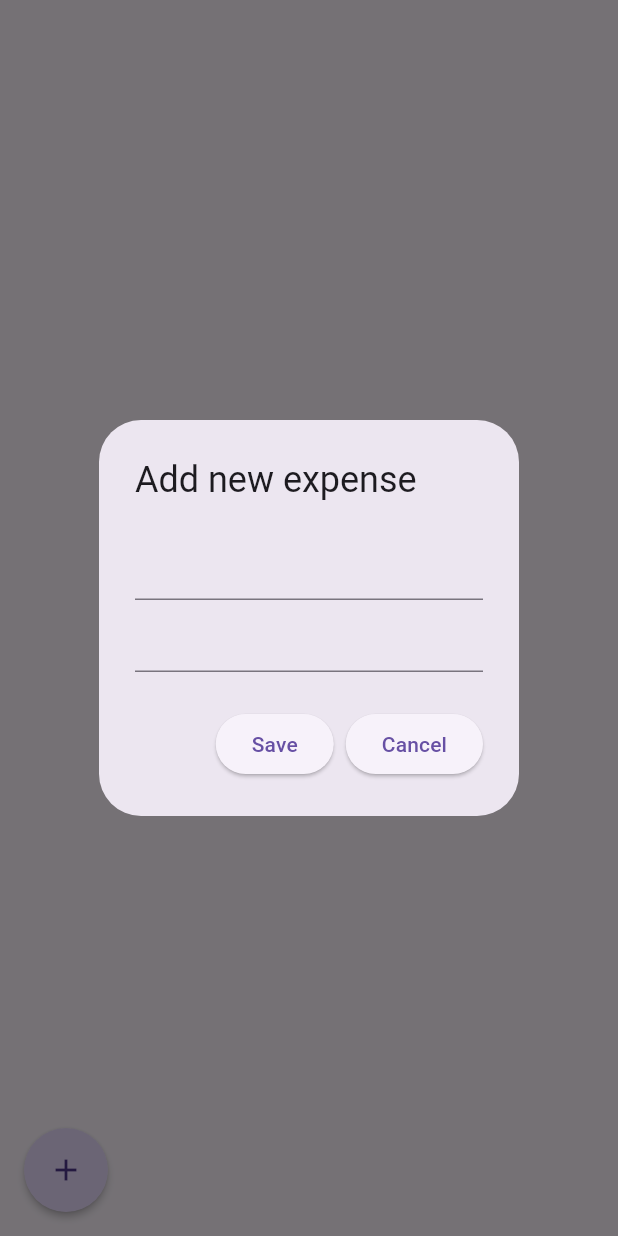
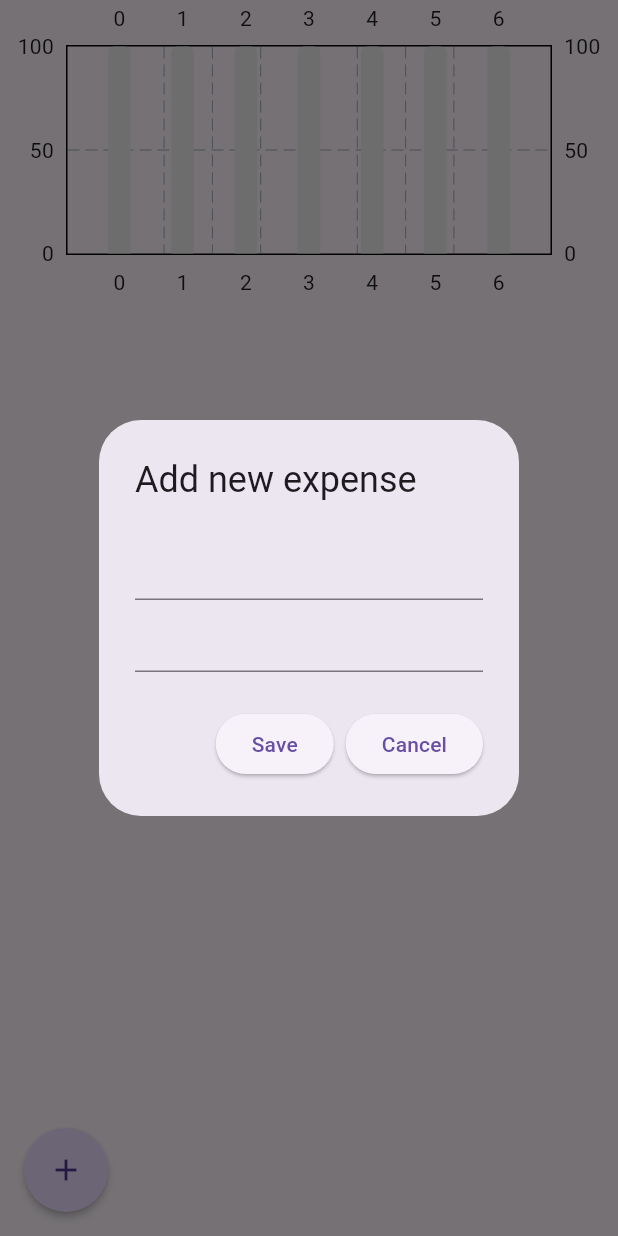
Before and after one commit to Boahen123/expense_tracker, a Flutter app: the AddExpenseScreen screen opened directly, after a tap on the "add" icon, on a phone screen of 412 x 824 dp. Run offline on Flutter 3.47's test engine with Material 3 defaults, Android fonts, the phone set to English and light mode, and no system bars; drawn by our look-alikes of fl_chart; our stand-ins replace flutter_riverpod, flutter_svg; missing offline and left inert: currency_picker.

Commit message:
added the bar graph

```diff
--- a/expense_tracker/lib/data/bar_graph/bar_data.dart
+++ b/expense_tracker/lib/data/bar_graph/bar_data.dart
@@ -1,38 +1,43 @@
 import 'package:expense_tracker/data/bar_graph/single_bar.dart';
 
+/// Bar data for the bar graph
 class BarData {
   /// amounts for each day
-  final double sun;
-  final double mon;
-  final double tue;
-  final double wed;
-  final double thurs;
-  final double fri;
-  final double sat;
+  final double sunAmount;
+  final double monAmount;
+  final double tueAmount;
+  final double wedAmount;
+  final double thursAmount;
+  final double friAmount;
+  final double satAmount;
 
 
   BarData({
-    required this.sun,
-    required this.mon,
-    required this.tue,
-    required this.wed,
-    required this.thurs,
-    required this.fri,
-    required this.sat,
+    required this.sunAmount,
+    required this.monAmount,
+    required this.tueAmount,
+    required this.wedAmount,
+    required this.thursAmount,
+    required this.friAmount,
+    required this.satAmount,
   });
 
+  /// List to store the bar info - i.e. the amount spent on each day
   List<SingleBar> barInfo = [];
 
-  /// initialize the bar info
+  /// Getter to get bar info
+  List<SingleBar> get getBarInfo => barInfo;
+
+  /// initialize the bar info for each day of the week
   void initializeBarInfo() {
-    barInfo = [
-      SingleBar(x: 0, amount: sun),
-      SingleBar(x: 1, amount: mon),
-      SingleBar(x: 2, amount: tue),
-      SingleBar(x: 3, amount: wed),
-      SingleBar(x: 4, amount: thurs),
-      SingleBar(x: 5, amount: fri),
-      SingleBar(x: 6, amount: sat),
+     barInfo = [
+      SingleBar(day: 0, amount: sunAmount),
+      SingleBar(day: 1, amount: monAmount),
+      SingleBar(day: 2, amount: tueAmount),
+      SingleBar(day: 3, amount: wedAmount),
+      SingleBar(day: 4, amount: thursAmount),
+      SingleBar(day: 5, amount: friAmount),
+      SingleBar(day: 6, amount: satAmount),
     ];
   }
 }
--- a/expense_tracker/lib/data/bar_graph/bar_graph.dart
+++ b/expense_tracker/lib/data/bar_graph/bar_graph.dart
@@ -0,0 +1,63 @@
+import 'package:expense_tracker/data/bar_graph/bar_data.dart';
+import 'package:fl_chart/fl_chart.dart';
+import 'package:flutter/material.dart';
+
+/// Class for the Bar Graph
+class BarGraph extends StatelessWidget {
+  final double? maxY;
+  final double sun;
+  final double mon;
+  final double tue;
+  final double wed;
+  final double thurs;
+  final double fri;
+  final double sat;
+
+  const BarGraph(
+      {super.key,
+      this.maxY,
+      required this.sun,
+      required this.mon,
+      required this.tue,
+      required this.wed,
+      required this.thurs,
+      required this.fri,
+      required this.sat});
+
+  @override
+  Widget build(BuildContext context) {
+    // initialize the bar info
+    BarData mybarInfo = BarData(
+      sunAmount: sun,
+      monAmount: mon,
+      tueAmount: tue,
+      wedAmount: wed,
+      thursAmount: thurs,
+      friAmount: fri,
+      satAmount: sat,
+    );
+    mybarInfo.initializeBarInfo();
+    return BarChart(BarChartData(
+      maxY: maxY,
+      minY: 0,
+      barGroups: mybarInfo.getBarInfo
+          .map((bar) => BarChartGroupData(x: bar.day, barRods: [
+                BarChartRodData(
+                  toY: bar.amount,
+                  color: Colors.grey[800],
+                  width: 15,
+                  borderRadius: const BorderRadius.only(
+                    topLeft: Radius.circular(4),
+                    topRight: Radius.circular(4),
+                  ),
+                  backDrawRodData: BackgroundBarChartRodData(
+                    show: true,
+                    toY: maxY,
+                    color: Colors.grey[200],
+                  ),
+                )
+              ]))
+          .toList(),
+    ));
+  }
+}
--- a/expense_tracker/lib/data/bar_graph/single_bar.dart
+++ b/expense_tracker/lib/data/bar_graph/single_bar.dart
@@ -1,7 +1,9 @@
 ///  A SINGLE BAR IN THE BAR GRAPH
 class SingleBar {
-  final int x;
+  /// x is the day of the week
+  final int day;
+  /// y is the amount spent on that day
   final double amount;
 
-  SingleBar({required this.x, required this.amount});
+  SingleBar({required this.day, required this.amount});
 }
--- a/expense_tracker/lib/data/expense_data.dart
+++ b/expense_tracker/lib/data/expense_data.dart
@@ -30,11 +30,11 @@ class ExpenseData extends ChangeNotifier {
       'Fri',
       'Sat',
       'Sun'
-    ][dateTime.day - 1];
+    ][dateTime.weekday - 1];
   }
 
   /// get the date for the start of the week
-  DateTime? startOfWeekDate() {
+  DateTime startOfWeekDate() {
     DateTime? startOfWeek;
 
     // get todays date
@@ -47,7 +47,7 @@ class ExpenseData extends ChangeNotifier {
       }
     }
 
-    return startOfWeek;
+    return startOfWeek!;
   }
 
   // Compute the Daily Expense Summary
--- a/expense_tracker/lib/screens/add_expense.dart
+++ b/expense_tracker/lib/screens/add_expense.dart
@@ -1,5 +1,6 @@
 import 'package:expense_tracker/models/expense_item.dart';
 import 'package:expense_tracker/providers/expense_data_provider.dart';
+import 'package:expense_tracker/widgets/expense_summary.dart';
 import 'package:expense_tracker/widgets/expense_tile.dart';
 import 'package:flutter/material.dart';
 import 'package:flutter_riverpod/flutter_riverpod.dart';
@@ -73,21 +74,20 @@ class AddExpenseScreen extends ConsumerWidget {
       ),
       floatingActionButtonLocation: FloatingActionButtonLocation.startFloat,
       body: Consumer(builder: (context, ref, child) {
-        List<ExpenseItem> value =
-            ref.watch(expenseDataProvider).fullExpenseList;
-        return ListView(
-          children: [
-            // weekly summary bar chart
-
-            // expense list
-            ListView.builder(
+        var value = ref.watch(expenseDataProvider);
+        return ListView(children: [
+          // weekly summary bar chart
+          ExpenseSummary(
+            startOfWeek: value.startOfWeekDate()
+          ),
+          // expense list
+          ListView.builder(
               shrinkWrap: true,
               physics: const NeverScrollableScrollPhysics(),
-              itemCount: value.length,
+              itemCount: value.getFullExpenseList.length,
               itemBuilder: (context, index) =>
-                  ExpenseTile(expense: value[index]))
-          ]
-        );
+                  ExpenseTile(expense: value.getFullExpenseList[index]))
+        ]);
       }),
     );
   }
--- a/expense_tracker/lib/useful_functions/format_date.dart
+++ b/expense_tracker/lib/useful_functions/format_date.dart
@@ -2,17 +2,19 @@ String formatDate(DateTime dateTime) {
   String year = dateTime.year.toString();
   String month = dateTime.month.toString().padLeft(2, '0');
   String day = dateTime.day.toString().padLeft(2, '0');
-  return '$year$month$day';
+  return '$year/$month/$day';
 }
-
 
 String formatDateTime(DateTime dateTime) {
   String day = dateTime.day.toString();
   String month = _getMonthName(dateTime.month);
   String year = dateTime.year.toString();
   String suffix = _getDaySuffix(dateTime.day);
+  String hour = dateTime.hour.toString().padLeft(2, '0');
+  String minute = dateTime.minute.toString().padLeft(2, '0');
+  String period = dateTime.hour < 12 ? 'AM' : 'PM';
 
-  return '$day$suffix $month $year';
+  return '$day$suffix $month $year, $hour:$minute $period';
 }
 
 String _getMonthName(int month) {
--- a/expense_tracker/lib/widgets/expense_summary.dart
+++ b/expense_tracker/lib/widgets/expense_summary.dart
@@ -1,10 +1,42 @@
+import 'package:expense_tracker/data/bar_graph/bar_graph.dart';
+import 'package:expense_tracker/providers/expense_data_provider.dart';
+import 'package:expense_tracker/useful_functions/format_date.dart';
 import 'package:flutter/material.dart';
+import 'package:flutter_riverpod/flutter_riverpod.dart';
 
 class ExpenseSummary extends StatelessWidget {
-  const ExpenseSummary({super.key});
+  final DateTime startOfWeek;
+  const ExpenseSummary({
+    super.key,
+    required this.startOfWeek,
+  });
 
   @override
   Widget build(BuildContext context) {
-    return Container();
+    /// Get the YYYY-MM-DD for each day of the week
+    String sunday = formatDate(startOfWeek.add(const Duration(days: 0)));
+    String monday = formatDate(startOfWeek.add(const Duration(days: 1)));
+    String tuesday = formatDate(startOfWeek.add(const Duration(days: 2)));
+    String wednesday = formatDate(startOfWeek.add(const Duration(days: 3)));
+    String thursday = formatDate(startOfWeek.add(const Duration(days: 4)));
+    String friday = formatDate(startOfWeek.add(const Duration(days: 5)));
+    String saturday = formatDate(startOfWeek.add(const Duration(days: 6)));
+
+    return Consumer(builder: (context, ref, child) {
+      var value = ref.watch(expenseDataProvider);
+      return SizedBox(
+        height: 200,
+        child: BarGraph(
+          maxY: 100,
+          sun: value.computeDailyExpenseSummary()[sunday] ?? 0,
+          mon: value.computeDailyExpenseSummary()[monday] ?? 0,
+          tue: value.computeDailyExpenseSummary()[tuesday] ?? 0,
+          wed: value.computeDailyExpenseSummary()[wednesday] ?? 0,
+          thurs: value.computeDailyExpenseSummary()[thursday] ?? 0,
+          fri: value.computeDailyExpenseSummary()[friday] ?? 0,
+          sat: value.computeDailyExpenseSummary()[saturday] ?? 0,
+        ),
+      );
+    });
   }
 }
```
Also changed, not shown: expense_tracker/pubspec.lock.
